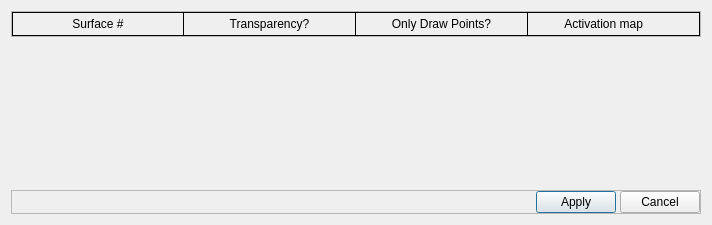
Before: the Qt Designer form client/forms/DrawTransparentPoints.ui in ShuMeng/map3d, drawn with Qt 5.
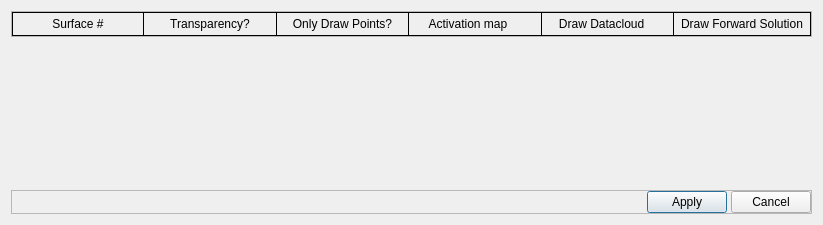
After: the same form once the commit is applied.

Diff of the .ui file:
```diff
--- a/client/forms/DrawTransparentPoints.ui
+++ b/client/forms/DrawTransparentPoints.ui
@@ -6,7 +6,7 @@
    <rect>
     <x>0</x>
     <y>0</y>
-    <width>712</width>
+    <width>823</width>
     <height>225</height>
    </rect>
   </property>
@@ -23,7 +23,7 @@
    <item>
     <widget class="QFrame" name="headerFrame">
      <property name="styleSheet">
-      <string notr="true">#surfHeaderLabel, #TransparencyLabel,#ActivationmapLabel, #DrawPointsLabel {
+      <string notr="true">#surfHeaderLabel, #TransparencyLabel,#ActivationmapLabel, #DrawPointsLabel #DrawDatacloudLabel,#DrawForwardLabel{
 }
 
 #surfHeaderLabel {
@@ -50,6 +50,18 @@
 border-left-width: 0px;
 }
 
+#DrawDatacloudLabel{
+padding: 4px;
+border: 1px solid black;
+border-left-width: 0px;
+}
+
+#DrawForwardLabel{
+padding: 4px;
+border: 1px solid black;
+border-left-width: 0px;
+}
+
 
 </string>
      </property>
@@ -116,7 +128,14 @@
       <item row="0" column="3">
        <widget class="QLabel" name="ActivationmapLabel">
         <property name="text">
-         <string>         Activation map</string>
+         <string>    Activation map</string>
+        </property>
+       </widget>
+      </item>
+      <item row="0" column="5">
+       <widget class="QLabel" name="DrawForwardLabel">
+        <property name="text">
+         <string>Draw Forward Solution</string>
         </property>
        </widget>
       </item>
@@ -140,6 +159,13 @@
         </property>
        </widget>
       </item>
+      <item row="0" column="4">
+       <widget class="QLabel" name="DrawDatacloudLabel">
+        <property name="text">
+         <string>   Draw Datacloud </string>
+        </property>
+       </widget>
+      </item>
      </layout>
     </widget>
    </item>
```
Left out of the diff: 2 changed lines with no effect on the pictures.
